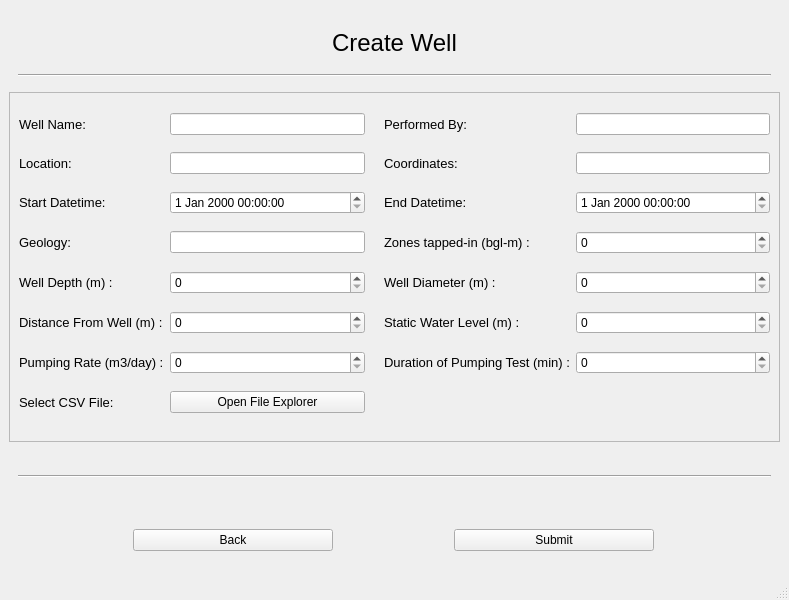
Qt form create_well.ui (dhairyashil-G/CGWB-Desktop-App) before a commit.
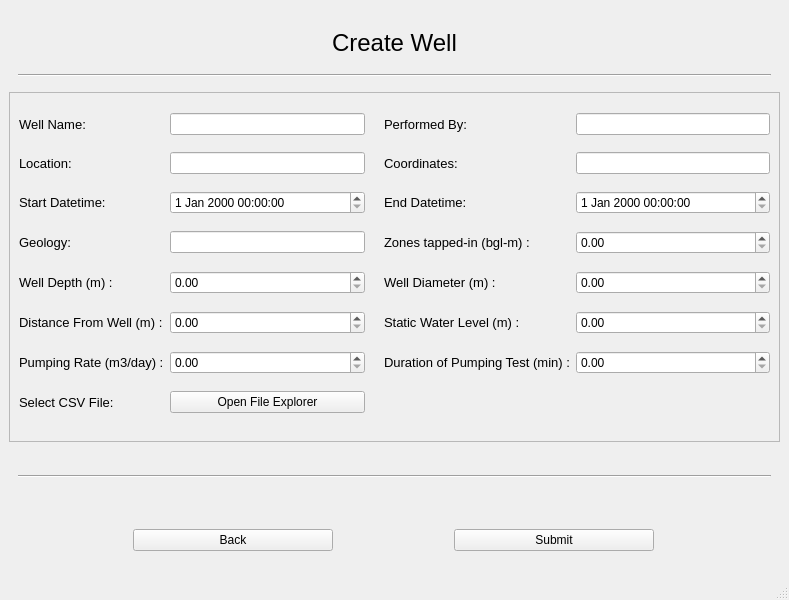
The same form after that commit.

Commit message: change spinbox to decimal spinbox

```diff
--- a/create_well.ui
+++ b/create_well.ui
@@ -83,6 +83,9 @@
        <item row="2" column="2">
         <widget class="QLineEdit" name="location_edit"/>
        </item>
+       <item row="4" column="5">
+        <widget class="QDoubleSpinBox" name="zonestappedin_spinbox"/>
+       </item>
        <item row="1" column="0">
         <widget class="QLabel" name="label_2">
          <property name="font">
@@ -140,13 +143,6 @@
          </property>
         </widget>
        </item>
-       <item row="8" column="5">
-        <widget class="QSpinBox" name="staticwaterlevel_spinbox">
-         <property name="maximum">
-          <number>10000</number>
-         </property>
-        </widget>
-       </item>
        <item row="8" column="0">
         <widget class="QLabel" name="label_15">
          <property name="font">
@@ -159,10 +155,15 @@
          </property>
         </widget>
        </item>
-       <item row="8" column="2">
-        <widget class="QSpinBox" name="distancefromwell_spinbox">
-         <property name="maximum">
-          <number>10000</number>
+       <item row="6" column="0">
+        <widget class="QLabel" name="label_20">
+         <property name="font">
+          <font>
+           <pointsize>10</pointsize>
+          </font>
+         </property>
+         <property name="text">
+          <string>Well Depth (m) :</string>
          </property>
         </widget>
        </item>
@@ -190,12 +191,8 @@
          </property>
         </widget>
        </item>
-       <item row="12" column="2">
-        <widget class="QSpinBox" name="pumpingrate_spinbox">
-         <property name="maximum">
-          <number>10000</number>
-         </property>
-        </widget>
+       <item row="4" column="2">
+        <widget class="QLineEdit" name="geology_edit"/>
        </item>
        <item row="12" column="4">
         <widget class="QLabel" name="label_11">
@@ -236,38 +233,6 @@
        <item row="3" column="5">
         <widget class="QDateTimeEdit" name="enddatetime_edit"/>
        </item>
-       <item row="12" column="5">
-        <widget class="QSpinBox" name="timepumpingstopped_spinbox">
-         <property name="maximum">
-          <number>10000</number>
-         </property>
-        </widget>
-       </item>
-       <item row="3" column="2">
-        <widget class="QDateTimeEdit" name="startdatetime_edit"/>
-       </item>
-       <item row="2" column="3">
-        <widget class="QLabel" name="label_5">
-         <property name="text">
-          <string/>
-         </property>
-        </widget>
-       </item>
-       <item row="4" column="0">
-        <widget class="QLabel" name="label_13">
-         <property name="font">
-          <font>
-           <pointsize>10</pointsize>
-          </font>
-         </property>
-         <property name="text">
-          <string>Geology:</string>
-         </property>
-        </widget>
-       </item>
-       <item row="4" column="2">
-        <widget class="QLineEdit" name="geology_edit"/>
-       </item>
        <item row="6" column="4">
         <widget class="QLabel" name="label_16">
          <property name="font">
@@ -280,13 +245,21 @@
          </property>
         </widget>
        </item>
-       <item row="6" column="5">
-        <widget class="QSpinBox" name="welldiameter_spinbox">
-         <property name="maximum">
-          <number>10000</number>
+       <item row="4" column="0">
+        <widget class="QLabel" name="label_13">
+         <property name="font">
+          <font>
+           <pointsize>10</pointsize>
+          </font>
+         </property>
+         <property name="text">
+          <string>Geology:</string>
          </property>
         </widget>
        </item>
+       <item row="3" column="2">
+        <widget class="QDateTimeEdit" name="startdatetime_edit"/>
+       </item>
        <item row="4" column="4">
         <widget class="QLabel" name="label_10">
          <property name="font">
@@ -299,31 +272,30 @@
          </property>
         </widget>
        </item>
-       <item row="4" column="5">
-        <widget class="QSpinBox" name="zonestappedin_spinbox">
-         <property name="maximum">
-          <number>10000</number>
-         </property>
-        </widget>
-       </item>
-       <item row="6" column="0">
-        <widget class="QLabel" name="label_20">
-         <property name="font">
-          <font>
-           <pointsize>10</pointsize>
-          </font>
-         </property>
+       <item row="2" column="3">
+        <widget class="QLabel" name="label_5">
          <property name="text">
-          <string>Well Depth (m) :</string>
+          <string/>
          </property>
         </widget>
        </item>
        <item row="6" column="2">
-        <widget class="QSpinBox" name="welldepth_spinbox">
-         <property name="maximum">
-          <number>10000</number>
-         </property>
-        </widget>
+        <widget class="QDoubleSpinBox" name="welldepth_spinbox"/>
+       </item>
+       <item row="6" column="5">
+        <widget class="QDoubleSpinBox" name="welldiameter_spinbox"/>
+       </item>
+       <item row="8" column="2">
+        <widget class="QDoubleSpinBox" name="distancefromwell_spinbox"/>
+       </item>
+       <item row="8" column="5">
+        <widget class="QDoubleSpinBox" name="staticwaterlevel_spinbox"/>
+       </item>
+       <item row="12" column="2">
+        <widget class="QDoubleSpinBox" name="pumpingrate_spinbox"/>
+       </item>
+       <item row="12" column="5">
+        <widget class="QDoubleSpinBox" name="timepumpingstopped_spinbox"/>
        </item>
       </layout>
      </widget>
```
The commit also changes 1 other file.
